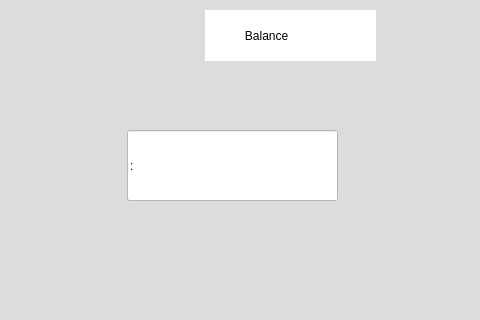
The window that bank-automat/login.ui (tvt24kmo-project/group_13) describes before a commit, drawn with Qt 5; both pictures show x 86 to 566 and y 121 to 441 of the 895 by 686 pixel window.
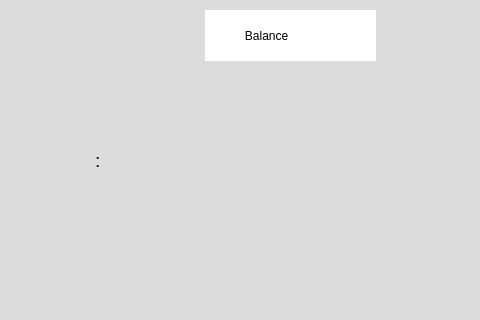
The same window after the commit. The open tabs and pages were chosen to show the change.

```diff
--- a/bank-automat/login.ui
+++ b/bank-automat/login.ui
@@ -545,22 +545,6 @@
       </widget>
      </widget>
      <widget class="QWidget" name="page_6">
-      <widget class="QLineEdit" name="lineEdit_balance">
-       <property name="geometry">
-        <rect>
-         <x>132</x>
-         <y>240</y>
-         <width>211</width>
-         <height>71</height>
-        </rect>
-       </property>
-       <property name="styleSheet">
-        <string notr="true">background-color: rgb(255, 255, 255);</string>
-       </property>
-       <property name="text">
-        <string>:</string>
-       </property>
-      </widget>
       <widget class="QLabel" name="label_balance">
        <property name="geometry">
         <rect>
@@ -579,6 +563,24 @@
         <string>            Balance</string>
        </property>
       </widget>
+      <widget class="QLabel" name="label_balance_2">
+       <property name="geometry">
+        <rect>
+         <x>100</x>
+         <y>210</y>
+         <width>291</width>
+         <height>121</height>
+        </rect>
+       </property>
+       <property name="font">
+        <font>
+         <pointsize>14</pointsize>
+        </font>
+       </property>
+       <property name="text">
+        <string>:</string>
+       </property>
+      </widget>
      </widget>
     </widget>
    </item>
```
Left out of the diff: 57 changed lines with no effect on the pictures.
